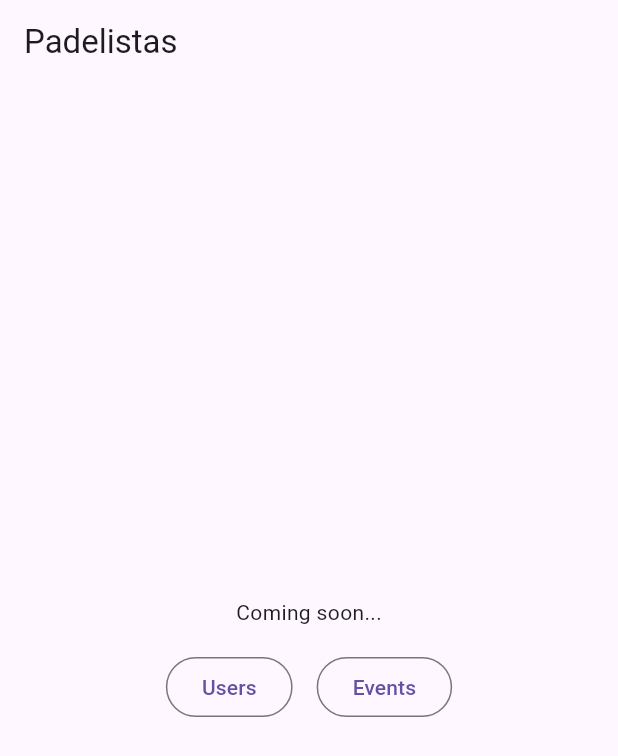
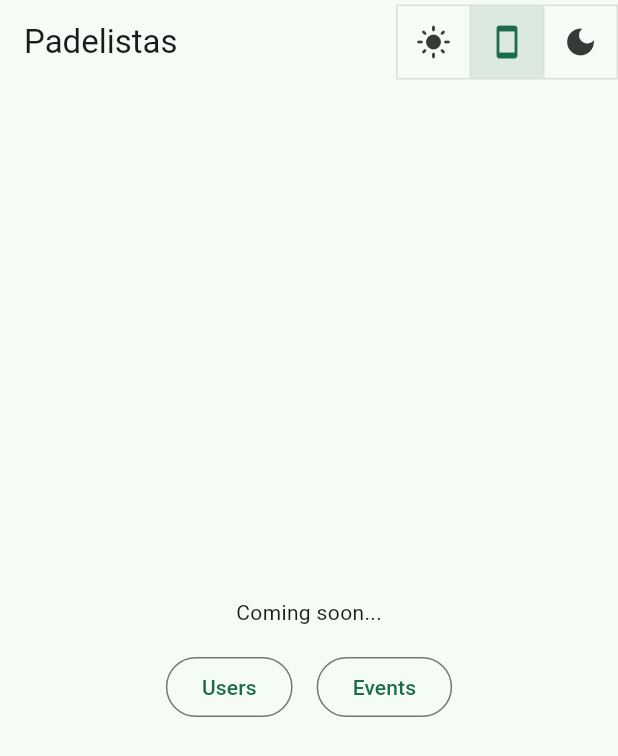
Before and after one commit to ValentinVignal/padelistas, a Flutter app: the screen it shows after launch, on a phone screen of 412 x 824 dp. Shown: the top 756 px of the screen. Run offline on Flutter 3.47's test engine with Material 2 defaults, Android fonts, the phone set to English and light mode, and no system bars; our stand-ins replace firebase_core, flutter_riverpod, freezed_annotation, go_router, isar, url_strategy; accounts and stored records are empty; generated files the repository leaves out were written again; statements that could not run were skipped.

Commit message:
:sparkles: Add theme toggle buttons

```diff
--- a/lib/main.dart
+++ b/lib/main.dart
@@ -2,6 +2,9 @@ import 'package:firebase_core/firebase_core.dart';
 import 'package:flutter/material.dart';
 import 'package:flutter_riverpod/flutter_riverpod.dart';
 import 'package:go_router/go_router.dart';
+import 'package:isar/isar.dart';
+import 'package:padelistas/theme/theme.dart';
+import 'package:padelistas/theme/theme_provider.dart';
 import 'package:url_strategy/url_strategy.dart';
 
 import 'firebase_options.dart';
@@ -14,22 +17,23 @@ Future<void> main() async {
   );
   setPathUrlStrategy();
   GoRouter.optionURLReflectsImperativeAPIs = true;
-  runApp(const MyApp());
+  await Isar.initialize();
+
+  runApp(const ProviderScope(child: MyApp()));
 }
 
-class MyApp extends StatelessWidget {
+class MyApp extends ConsumerWidget {
   const MyApp({super.key});
 
   // This widget is the root of your application.
   @override
-  Widget build(BuildContext context) {
-    return ProviderScope(
-      child: MaterialApp.router(
-        title: 'Padelistas',
-        theme: ThemeData(useMaterial3: true),
-        darkTheme: ThemeData.dark(useMaterial3: true),
-        routerConfig: router,
-      ),
+  Widget build(BuildContext context, WidgetRef ref) {
+    return MaterialApp.router(
+      title: 'Padelistas',
+      theme: buildTheme(Brightness.light),
+      darkTheme: buildTheme(Brightness.dark),
+      themeMode: ref.watch(themeModeProvider),
+      routerConfig: router,
     );
   }
 }
--- a/lib/screens/events/events_screen.dart
+++ b/lib/screens/events/events_screen.dart
@@ -12,7 +12,7 @@ class EventsScreen extends ConsumerWidget {
     final events = ref.watch(eventsProvider).valueOrNull ?? const [];
     return Scaffold(
       appBar: AppBar(
-        title: const Text('Users'),
+        title: const Text('Events'),
       ),
       body: GridView.builder(
         itemCount: events.length,
--- a/lib/screens/home/home.dart
+++ b/lib/screens/home/home.dart
@@ -1,5 +1,7 @@
 import 'package:flutter/material.dart';
 import 'package:padelistas/router/routes.dart';
+
+import '../../widgets/theme_switch.dart';
 
 class Home extends StatelessWidget {
   const Home({super.key});
@@ -9,6 +11,7 @@ class Home extends StatelessWidget {
     return Scaffold(
       appBar: AppBar(
         title: const Text('Padelistas'),
+        actions: const [ThemeSwitch()],
       ),
       body: Center(
         child: Column(
--- /dev/null
+++ b/lib/services/isar_provider.dart
@@ -0,0 +1,13 @@
+import 'package:flutter_riverpod/flutter_riverpod.dart';
+import 'package:isar/isar.dart';
+import 'package:padelistas/services/settings/settings.dart';
+import 'package:path_provider/path_provider.dart';
+
+final isarProvider = FutureProvider<Isar>((ref) async {
+  final dir = await getApplicationDocumentsDirectory();
+  final isar = Isar.open(
+    schemas: [SimpleSettingSchema],
+    directory: dir.path,
+  );
+  return isar;
+});
--- /dev/null
+++ b/lib/theme/theme.dart
@@ -0,0 +1,27 @@
+import 'package:flutter/material.dart';
+
+ThemeData buildTheme(Brightness brightness) {
+  final ColorScheme colorScheme;
+  switch (brightness) {
+    case Brightness.dark:
+      colorScheme = ColorScheme.fromSeed(
+        seedColor: const Color(0xFF6BC9A2),
+        secondary: const Color(0xFF57767B),
+        brightness: Brightness.dark,
+      );
+      break;
+    case Brightness.light:
+    default:
+      colorScheme = ColorScheme.fromSeed(
+        seedColor: const Color(0xFF6BC9A2),
+        secondary: const Color(0xFF57767B),
+        background: const Color(0xFFF8F8F0),
+        brightness: Brightness.light,
+      );
+      break;
+  }
+  return ThemeData.from(
+    colorScheme: colorScheme,
+    useMaterial3: true,
+  );
+}
--- /dev/null
+++ b/lib/theme/theme_provider.dart
@@ -0,0 +1,36 @@
+import 'package:flutter/material.dart';
+import 'package:flutter_riverpod/flutter_riverpod.dart';
+import 'package:isar/isar.dart';
+import 'package:padelistas/services/settings/settings.dart';
+
+import '../services/isar_provider.dart';
+
+const _key = 'themeMode';
+
+final _themeModeAsyncProvider = FutureProvider<SimpleSetting?>((ref) async {
+  final isar = await ref.watch(isarProvider.future);
+
+  final setting = isar.simpleSettings.get(_key);
+  final subscription =
+      isar.simpleSettings.watchObjectLazy(_key).listen((event) {
+    ref.invalidateSelf();
+  });
+  ref.onDispose(subscription.cancel);
+  return setting;
+});
+
+final themeModeProvider = Provider<ThemeMode>((ref) {
+  final value = ref.watch(_themeModeAsyncProvider).valueOrNull?.value;
+  if (value != null) {
+    return ThemeMode.values.byName(value);
+  } else {
+    return ThemeMode.system;
+  }
+});
+
+Future<void> setThemeMode(Isar isar, ThemeMode themeMode) {
+  return isar.writeAsync(
+    (isar) =>
+        isar.simpleSettings.put(SimpleSetting(id: _key, value: themeMode.name)),
+  );
+}
--- /dev/null
+++ b/lib/widgets/theme_switch.dart
@@ -0,0 +1,30 @@
+import 'package:flutter/material.dart';
+import 'package:flutter_riverpod/flutter_riverpod.dart';
+import 'package:padelistas/services/isar_provider.dart';
+
+import '../theme/theme_provider.dart';
+
+class ThemeSwitch extends ConsumerWidget {
+  const ThemeSwitch({super.key});
+
+  static const _values = [ThemeMode.light, ThemeMode.system, ThemeMode.dark];
+
+  @override
+  Widget build(BuildContext context, WidgetRef ref) {
+    final themeMode = ref.watch(themeModeProvider);
+    return ToggleButtons(
+      isSelected: _values.map((mode) => mode == themeMode).toList(),
+      children: const [Icons.light_mode, Icons.smartphone, Icons.dark_mode]
+          .map((icon) => Icon(icon))
+          .toList(),
+      onPressed: (index) {
+        final value = _values[index];
+        if (value != themeMode) {
+          final isar = ref.read(isarProvider).valueOrNull;
+          if (isar == null) return;
+          setThemeMode(isar, value);
+        }
+      },
+    );
+  }
+}
--- a/pubspec.yaml
+++ b/pubspec.yaml
@@ -22,9 +22,10 @@ dependencies:
   freezed_annotation: ^2.4.1
   go_router: ^11.1.1
   intl: ^0.18.1
-  isar: ^3.1.0+1
-  isar_flutter_libs: ^3.1.0+1
+  isar: ^4.0.0-dev.14
+  isar_flutter_libs: ^4.0.0-dev.14
   json_annotation: ^4.8.1
+  path_provider: ^2.1.1
   url_strategy: ^0.2.0
 
 dev_dependencies:
@@ -34,7 +35,6 @@ dev_dependencies:
     sdk: flutter
   freezed: ^2.4.1
   go_router_builder: ^2.3.3
-  isar_generator: ^3.1.0+1
   json_serializable: ^6.7.1
 
 # For information on the generic Dart part of this file, see the
```
Also changed, not shown: lib/services/settings/settings.dart (added, +14 -0 lines), lib/models/event.freezed.dart, lib/models/event.g.dart, lib/models/user.freezed.dart, lib/models/user.g.dart, lib/services/settings/settings.g.dart (added), pubspec.lock, 3 other files.
